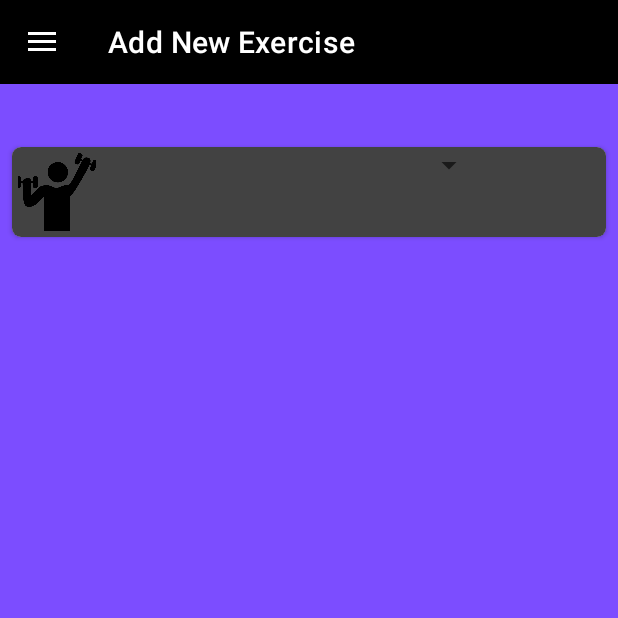
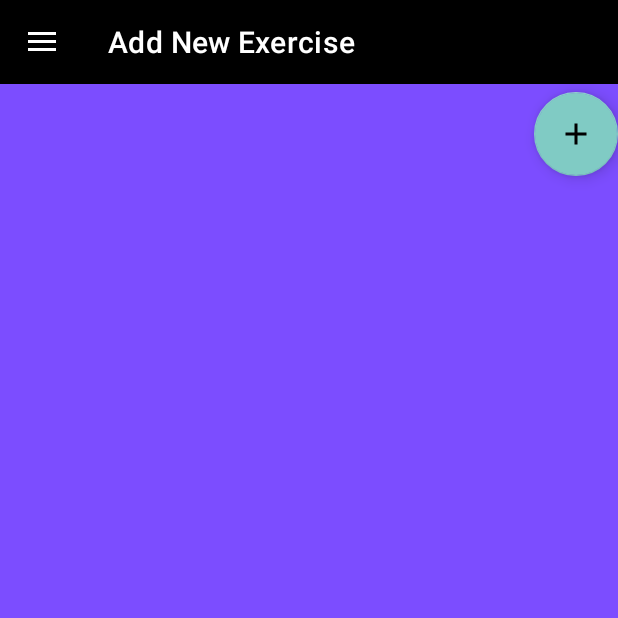
Before and after one commit to khodchenko/FitProject, an Android app: the screen it shows after launch (MainActivity), after a tap on an icon or button, on a phone screen of 412 x 824 dp, the top half of it. Run offline under Robolectric (Android 15) with nearby library versions, the phone set to English and light mode, and no system bars; 4 statements that could not run were skipped.

```diff
--- a/app/src/main/java/com/example/fitproject/screens/MainFragment.kt
+++ b/app/src/main/java/com/example/fitproject/screens/MainFragment.kt
@@ -90,6 +90,8 @@ class MainFragment : Fragment(R.layout.fragment_main) {
         binding!!.viewPager2.orientation =
             ViewPager2.ORIENTATION_HORIZONTAL
         binding!!.viewPager2.offscreenPageLimit = 3
+        binding!!.viewPager2.currentItem = 1 //todo
+
         //main tv
         binding!!.mainNameTextView.text = arguments?.getString(
             userNameKey
@@ -175,15 +177,26 @@ class MainFragment : Fragment(R.layout.fragment_main) {
         val currentYear = c.get(Calendar.YEAR)
         val currentMonth = c.get(Calendar.MONTH)
 
+        val list: MutableList<Date> = ArrayList()
 
-        datesList.add("$currentDay $currentMonth $currentYear")
-        datesList.add("$currentDay $currentMonth $currentYear")
-        datesList.add("$currentDay $currentMonth $currentYear")
-        datesList.add("$currentDay $currentMonth $currentYear")
-        datesList.add("$currentDay $currentMonth $currentYear")
-        datesList.add("$currentDay $currentMonth $currentYear")
-        datesList.add("$currentDay $currentMonth $currentYear")
-        datesList.add("$currentDay $currentMonth $currentYear")
+
+
+        // Today
+        val cal: Calendar = Calendar.getInstance()
+        var date:Date = cal.time
+        for (i in 1..500) {
+            list.add(date)
+            cal.add(Calendar.DATE, +1)
+            date = cal.time
+            datesList.add("$date")
+        }
+
+
+
+//        for (i in 1..500){
+//            datesList.add("$i")
+//        }
+
 
 
 
--- a/app/src/main/java/com/example/fitproject/screens/NewExerciseFragment.kt
+++ b/app/src/main/java/com/example/fitproject/screens/NewExerciseFragment.kt
@@ -7,11 +7,10 @@ import android.app.AlertDialog
 import android.content.Context
 import android.content.SharedPreferences
 import android.os.Bundle
-import android.view.LayoutInflater
-import android.view.View
 import android.widget.Button
 import android.widget.EditText
-import android.widget.ImageButton
+
+import android.widget.Toast
 import androidx.fragment.app.Fragment
 import androidx.recyclerview.widget.LinearLayoutManager
 import androidx.recyclerview.widget.RecyclerView
@@ -19,11 +18,20 @@ import com.example.fitproject.adapters.RecyclerViewAdapter
 import com.example.fitproject.databinding.FragmentNewExerciseBinding
 import com.example.fitproject.model.Exercise
 import androidx.appcompat.app.AppCompatActivity
-import com.example.fitproject.MainActivity
+
+import android.view.*
 import com.example.fitproject.R
+import android.R.menu
+
+import android.view.MenuInflater
+
+
+
+
 
 const val APP_PREFERENCES = "APP_PREFERENCES"
 const val PREF_EXERCISE_VALUE = "PREF_EXERCISE_VALUE"
+
 
 class NewExerciseFragment : Fragment(R.layout.fragment_new_exercise) {
 
@@ -46,11 +54,10 @@ class NewExerciseFragment : Fragment(R.layout.fragment_new_exercise) {
 
     private lateinit var recyclerAdapter: RecyclerViewAdapter
     private lateinit var recyclerview: RecyclerView
+    private var keyMap = mutableMapOf<String,Exercise>()
     //private lateinit var addNewExerciseButton: ImageButton
     private val listOfItems = mutableListOf<Exercise>()
     private lateinit var preferences: SharedPreferences
-
-
 
 
     @SuppressLint("FragmentBackPressedCallback")
@@ -63,6 +70,7 @@ class NewExerciseFragment : Fragment(R.layout.fragment_new_exercise) {
 
 
         preferences = requireActivity().getSharedPreferences(APP_PREFERENCES, Context.MODE_PRIVATE)
+
         createBaseList()
 
 
@@ -71,7 +79,7 @@ class NewExerciseFragment : Fragment(R.layout.fragment_new_exercise) {
         recyclerview = binding.recyclerView
         recyclerview.layoutManager = LinearLayoutManager(requireContext())
         recyclerview.adapter = recyclerAdapter
-       // recyclerview.setHasFixedSize(true)
+        // recyclerview.setHasFixedSize(true)
 
         binding.ibAddNewExercise.setOnClickListener {
             addNewExercise()
@@ -86,13 +94,12 @@ class NewExerciseFragment : Fragment(R.layout.fragment_new_exercise) {
     private fun createBaseList() {
         var index = 0
 
-        listOfItems.add(Exercise(index.toLong(),
-            preferences.getString(PREF_EXERCISE_VALUE, "").toString(), R.drawable.base_exercise,"test"))
+        }
 
-    }
+
 
     @SuppressLint("InflateParams", "NotifyDataSetChanged")
-    private fun addNewExercise(){
+    private fun addNewExercise() {
         val inflater = LayoutInflater.from(activity)
         val inflated = inflater.inflate(R.layout.dialog_add_exercise, null)
         val imageChooseButton = inflated.findViewById<Button>(R.id.button_addImage)
@@ -101,26 +108,29 @@ class NewExerciseFragment : Fragment(R.layout.fragment_new_exercise) {
 
         val addDialog = AlertDialog.Builder(activity)
         addDialog.setView(inflated)
-            .setPositiveButton("Confirm"){
-                addDialog,_ ->
-               // val image =
+            .setPositiveButton("Confirm") { addDialog, _ ->
+                // val image =
                 val name = editText.text.toString()
-                listOfItems.add(Exercise((listOfItems.lastIndex)+1.toLong(),name,
-                    R.drawable.base_exercise,"test"))
+                listOfItems.add(
+                    Exercise((listOfItems.lastIndex) + 1.toLong(), name, R.drawable.base_exercise, "test")
+                )
                 preferences.edit()
-                    .putString(PREF_EXERCISE_VALUE, name)
+                    .putString((listOfItems.lastIndex+1).toString(), name)
                     .apply()
                 recyclerAdapter.notifyDataSetChanged()
+
+                Toast.makeText(requireActivity(), "${listOfItems.size + 1}", Toast.LENGTH_SHORT).show()
                 addDialog.dismiss()
             }
-            .setNegativeButton("Cancel"){
-                addDialog,_->
+            .setNegativeButton("Cancel") { addDialog, _ ->
                 addDialog.dismiss()
             }
             .create()
             .show()
 
     }
+
+
 
     override fun onStop() {
         super.onStop()
--- a/app/src/main/res/layout/fragment_new_exercise.xml
+++ b/app/src/main/res/layout/fragment_new_exercise.xml
@@ -34,17 +34,6 @@
                             app:layout_constraintStart_toStartOf="parent"
                             app:layout_constraintTop_toTopOf="parent" />
 
-                        <ImageView
-                            android:id="@+id/ib_addNewExercise"
-                            android:layout_width="wrap_content"
-                            android:layout_height="wrap_content"
-
-                            android:contentDescription="@string/addnewexercises"
-                            android:minHeight="48dp"
-                            app:layout_constraintBottom_toBottomOf="parent"
-                            app:layout_constraintEnd_toEndOf="parent"
-                            app:layout_constraintTop_toTopOf="parent"
-                            app:srcCompat="@drawable/ic_add" />
                 </androidx.constraintlayout.widget.ConstraintLayout>
         </androidx.appcompat.widget.Toolbar>
 
@@ -53,11 +42,23 @@
             android:id="@+id/recycler_view"
             android:layout_width="match_parent"
             android:layout_height="match_parent"
-            android:layout_marginTop="90dp"
+            android:layout_marginTop="120dp"
             app:layout_constraintBottom_toBottomOf="parent"
             app:layout_constraintStart_toStartOf="parent"
             app:layout_constraintTop_toTopOf="parent"
             tools:listitem="@layout/item_add_exersice" />
 
+        <com.google.android.material.floatingactionbutton.FloatingActionButton
+            android:id="@+id/ib_addNewExercise"
+            android:layout_width="wrap_content"
+            android:layout_height="wrap_content"
+
+            android:layout_marginTop="5dp"
+            android:contentDescription="@string/addnewexercises"
+            android:minHeight="48dp"
+            app:layout_constraintEnd_toEndOf="parent"
+            app:layout_constraintTop_toBottomOf="@+id/toolbar2"
+            app:srcCompat="@drawable/ic_add" />
+
 
 </androidx.constraintlayout.widget.ConstraintLayout>
```
Also changed, not shown: app/src/main/java/com/example/fitproject/model/Day.kt (+23 -0 lines), app/src/main/res/menu/menu_add_new_exersice.xml (added, +9 -0 lines).
